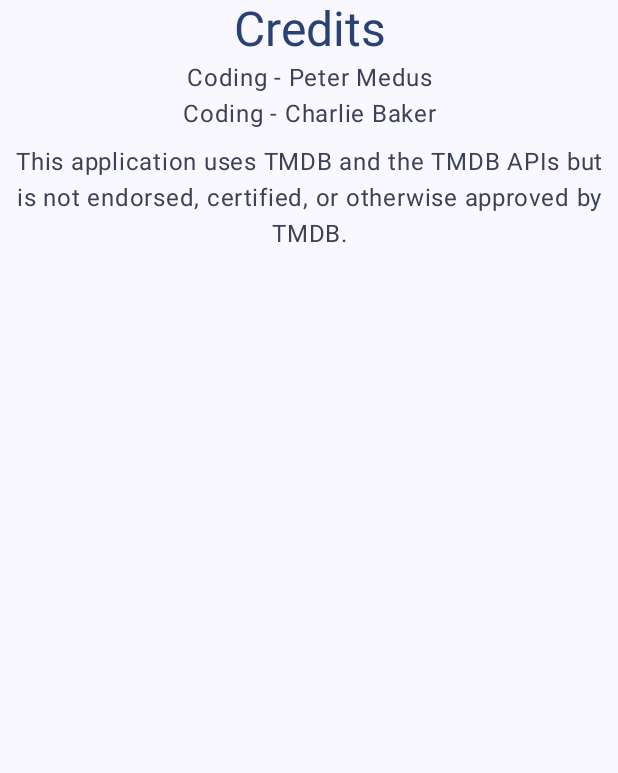
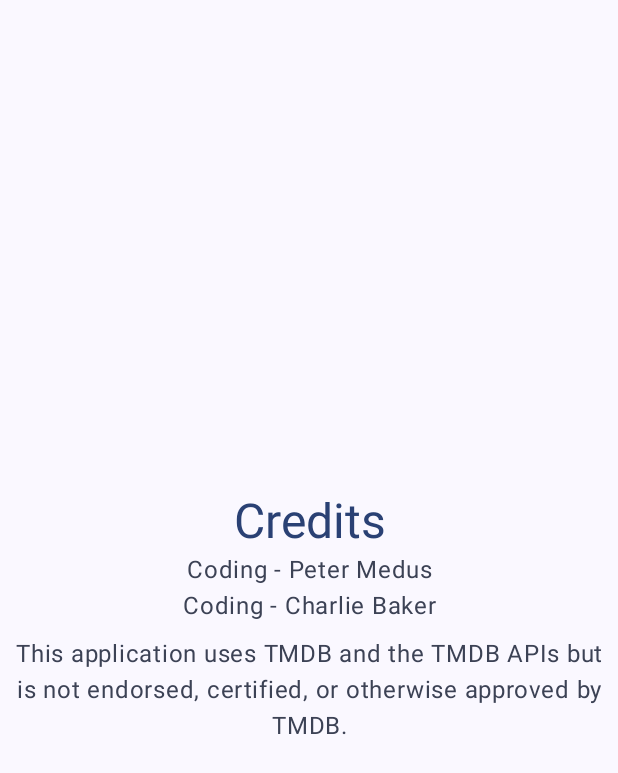
Before and after one commit to Facel3ss1/hacknotts24, an Android app built with Jetpack Compose: the composable AppNavHost shown on its own in the app's theme, after a tap on "Credits", on a phone screen of 412 x 824 dp. Shown: the top 773 px of the screen. Run offline under Robolectric (Android 15) with nearby library versions, the phone set to English and light mode, and no system bars.

```diff
--- /dev/null
+++ b/client/app/src/main/java/com/example/movieapp/Credits.kt
@@ -0,0 +1,62 @@
+package com.example.movieapp
+
+import androidx.compose.foundation.layout.Box
+import androidx.compose.foundation.layout.Column
+import androidx.compose.foundation.layout.Spacer
+import androidx.compose.foundation.layout.fillMaxHeight
+import androidx.compose.foundation.layout.fillMaxWidth
+import androidx.compose.foundation.layout.height
+import androidx.compose.foundation.layout.padding
+import androidx.compose.material3.ExperimentalMaterial3Api
+import androidx.compose.material3.MaterialTheme
+import androidx.compose.material3.Scaffold
+import androidx.compose.material3.Text
+import androidx.compose.runtime.Composable
+import androidx.compose.ui.Alignment
+import androidx.compose.ui.Modifier
+import androidx.compose.ui.text.style.TextAlign
+import androidx.compose.ui.tooling.preview.Preview
+import androidx.compose.ui.unit.dp
+
+@OptIn(ExperimentalMaterial3Api::class)
+@Composable
+@Preview
+fun Credits() {
+    Scaffold { innerPadding ->
+        Box(
+            contentAlignment = Alignment.Center,
+            modifier = Modifier.fillMaxHeight().padding(innerPadding)
+        ) {
+            Column {
+                Text(
+                    textAlign = TextAlign.Center,
+                    modifier = Modifier.fillMaxWidth(),
+                    style = MaterialTheme.typography.headlineLarge,
+                    color = MaterialTheme.colorScheme.primary,
+                    text = "Credits"
+                )
+                Text(
+                    modifier = Modifier.fillMaxWidth(),
+                    textAlign = TextAlign.Center,
+                    color = MaterialTheme.colorScheme.secondary,
+                    text = "Coding - Peter Medus"
+                )
+                Text(
+                    modifier = Modifier.fillMaxWidth(),
+                    textAlign = TextAlign.Center,
+                    color = MaterialTheme.colorScheme.secondary,
+                    text = "Coding - Charlie Baker"
+                )
+                Spacer(modifier = Modifier.height(8.dp))
+                Text(
+                    modifier = Modifier
+                        .fillMaxWidth()
+                        .padding(horizontal = 10.dp),
+                    textAlign = TextAlign.Center,
+                    color = MaterialTheme.colorScheme.secondary,
+                    text = "This application uses TMDB and the TMDB APIs but is not endorsed, certified, or otherwise approved by TMDB."
+                )
+            }
+        }
+    }
+}
--- a/client/app/src/main/java/com/example/movieapp/MainActivity.kt
+++ b/client/app/src/main/java/com/example/movieapp/MainActivity.kt
@@ -1,5 +1,6 @@
 package com.example.movieapp
 
+import android.content.res.Configuration
 import android.os.Bundle
 import androidx.activity.ComponentActivity
 import androidx.activity.compose.setContent
@@ -7,19 +8,21 @@ import androidx.compose.foundation.layout.Box
 import androidx.compose.foundation.layout.Column
 import androidx.compose.foundation.layout.Row
 import androidx.compose.foundation.layout.Spacer
-import androidx.compose.foundation.layout.fillMaxSize
+import androidx.compose.foundation.layout.fillMaxHeight
 import androidx.compose.foundation.layout.fillMaxWidth
 import androidx.compose.foundation.layout.height
 import androidx.compose.foundation.layout.padding
 import androidx.compose.material3.Button
+import androidx.compose.material3.ExperimentalMaterial3Api
 import androidx.compose.material3.MaterialTheme
-import androidx.compose.material3.Surface
+import androidx.compose.material3.Scaffold
 import androidx.compose.material3.Text
 import androidx.compose.runtime.Composable
 import androidx.compose.ui.Alignment
 import androidx.compose.ui.Modifier
 import androidx.compose.ui.text.font.FontWeight.Companion.Bold
 import androidx.compose.ui.text.style.TextAlign
+import androidx.compose.ui.tooling.preview.Preview
 import androidx.compose.ui.unit.dp
 import androidx.navigation.NavHostController
 import androidx.navigation.compose.NavHost
@@ -31,27 +34,32 @@ class MainActivity : ComponentActivity() {
     override fun onCreate(savedInstanceState: Bundle?) {
         super.onCreate(savedInstanceState)
         setContent {
-            MovieAppTheme {
-                Surface(modifier = Modifier.fillMaxSize()) {
-                    AppNavHost(modifier = Modifier.fillMaxSize())
-                }
-            }
+            App()
         }
     }
 }
 
 @Composable
+@Preview(uiMode = Configuration.UI_MODE_NIGHT_YES, showBackground = true)
+private fun App() {
+    MovieAppTheme {
+        AppNavHost()
+    }
+}
+
+@Composable
 fun AppNavHost(
-    modifier: Modifier = Modifier,
     navController: NavHostController = rememberNavController()
 ) {
-    NavHost(modifier = modifier, navController = navController, startDestination = "menu") {
+    NavHost(
+        navController = navController,
+        startDestination = "menu"
+    ) {
         composable("menu") {
             Menu(
                 "Movie Finding Game",
                 onNavigateToSearchMovies = { navController.navigate("searchMovies") },
                 onNavigateToRandomMovies = { navController.navigate("randomMovies") },
-                onNavigateToSettings = { navController.navigate("settings") },
                 onNavigateToCredits = { navController.navigate("credits") },
             )
         }
@@ -61,94 +69,26 @@ fun AppNavHost(
         composable("randomMovies") {
             RandomMovies()
         }
-        composable("settings") {
-            Settings()
-        }
         composable("credits") {
             Credits()
         }
     }
 }
 
-
-@Composable
-fun Settings() {
-    Text(
-        textAlign = TextAlign.Center,
-        modifier = Modifier.fillMaxWidth(),
-        style = MaterialTheme.typography.headlineLarge,
-        color = MaterialTheme.colorScheme.primary,
-        text = "Settings"
-    )
-}
-
-@Composable
-fun RandomMovies() {
-    Text(
-        textAlign = TextAlign.Center,
-        modifier = Modifier.fillMaxWidth(),
-        style = MaterialTheme.typography.headlineLarge,
-        color = MaterialTheme.colorScheme.primary,
-        text = "Random"
-    )
-}
-
-@Composable
-fun Credits() {
-    Box(contentAlignment = Alignment.Center) {
-        Column {
-            Text(
-                textAlign = TextAlign.Center,
-                modifier = Modifier.fillMaxWidth(),
-                style = MaterialTheme.typography.headlineLarge,
-                color = MaterialTheme.colorScheme.primary,
-                text = "Credits"
-            )
-            Text(
-                modifier = Modifier.fillMaxWidth(),
-                textAlign = TextAlign.Center,
-                color = MaterialTheme.colorScheme.secondary,
-                text = "Coding - Peter Medus"
-            )
-            Text(
-                modifier = Modifier.fillMaxWidth(),
-                textAlign = TextAlign.Center,
-                color = MaterialTheme.colorScheme.secondary,
-                text = "Coding - Charlie Baker"
-            )
-            Spacer(modifier = Modifier.height(8.dp))
-            Text(
-                modifier = Modifier
-                    .fillMaxWidth()
-                    .padding(horizontal = 10.dp),
-                textAlign = TextAlign.Center,
-                color = MaterialTheme.colorScheme.secondary,
-                text = "This application uses TMDB and the TMDB APIs but is not endorsed, certified, or otherwise approved by TMDB."
-            )
-        }
-    }
-}
-
-@Composable
-fun SearchMovies() {
-    Text(
-        textAlign = TextAlign.Center,
-        modifier = Modifier.fillMaxWidth(),
-        style = MaterialTheme.typography.headlineLarge,
-        color = MaterialTheme.colorScheme.primary,
-        text = "Search"
-    )
-}
-
+@OptIn(ExperimentalMaterial3Api::class)
 @Composable
 fun Menu(
     heading: String,
     onNavigateToSearchMovies: () -> Unit,
     onNavigateToRandomMovies: () -> Unit,
-    onNavigateToSettings: () -> Unit,
     onNavigateToCredits: () -> Unit,
 ) {
-    Box(contentAlignment = Alignment.Center) {
+    Scaffold { innerPadding ->
+        Box(
+            contentAlignment = Alignment.Center, modifier = Modifier
+                .padding(innerPadding)
+                .fillMaxHeight()
+        ) {
             Row(modifier = Modifier.padding(all = 8.dp)) {
                 Column {
                     Text(
@@ -161,14 +101,17 @@ fun Menu(
                     )
                     Spacer(modifier = Modifier.height(32.dp))
                     Column {
-                    Button(onClick = onNavigateToSearchMovies, modifier = Modifier.fillMaxWidth()) {
+                        Button(
+                            onClick = onNavigateToSearchMovies,
+                            modifier = Modifier.fillMaxWidth()
+                        ) {
                             Text(text = "Play with specific movies")
                         }
-                    Button(onClick = onNavigateToRandomMovies, modifier = Modifier.fillMaxWidth()) {
+                        Button(
+                            onClick = onNavigateToRandomMovies,
+                            modifier = Modifier.fillMaxWidth()
+                        ) {
                             Text(text = "Play with random movies")
-                    }
-                    Button(onClick = onNavigateToSettings, modifier = Modifier.fillMaxWidth()) {
-                        Text(text = "Settings")
                         }
                         Button(onClick = onNavigateToCredits, modifier = Modifier.fillMaxWidth()) {
                             Text(text = "Credits")
@@ -178,3 +121,14 @@ fun Menu(
             }
         }
     }
+}
+
+@Composable
+fun SearchMovies() {
+    Game(name = "Search", startMovieId = 0, endMovieId = 0)
+}
+
+@Composable
+fun RandomMovies() {
+    Game(name = "Random", startMovieId = 0, endMovieId = 0)
+}
```
Also changed, not shown: client/app/src/main/java/com/example/movieapp/Game.kt (added, +31 -0 lines). Lines whose indentation alone changed are shown as unchanged.
